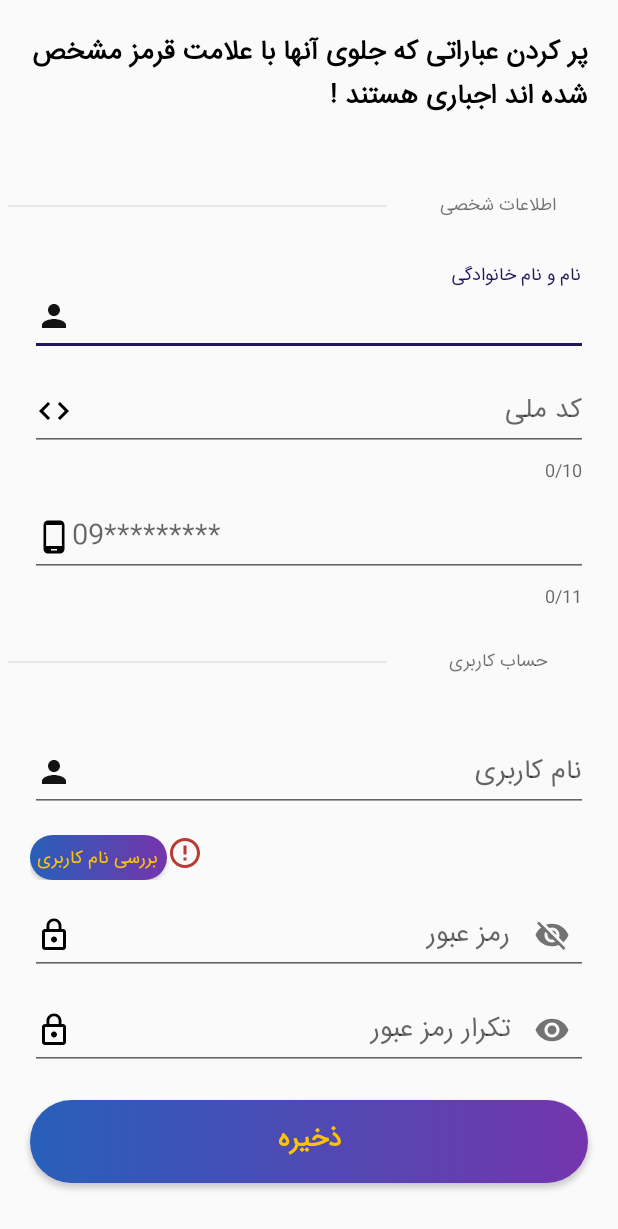
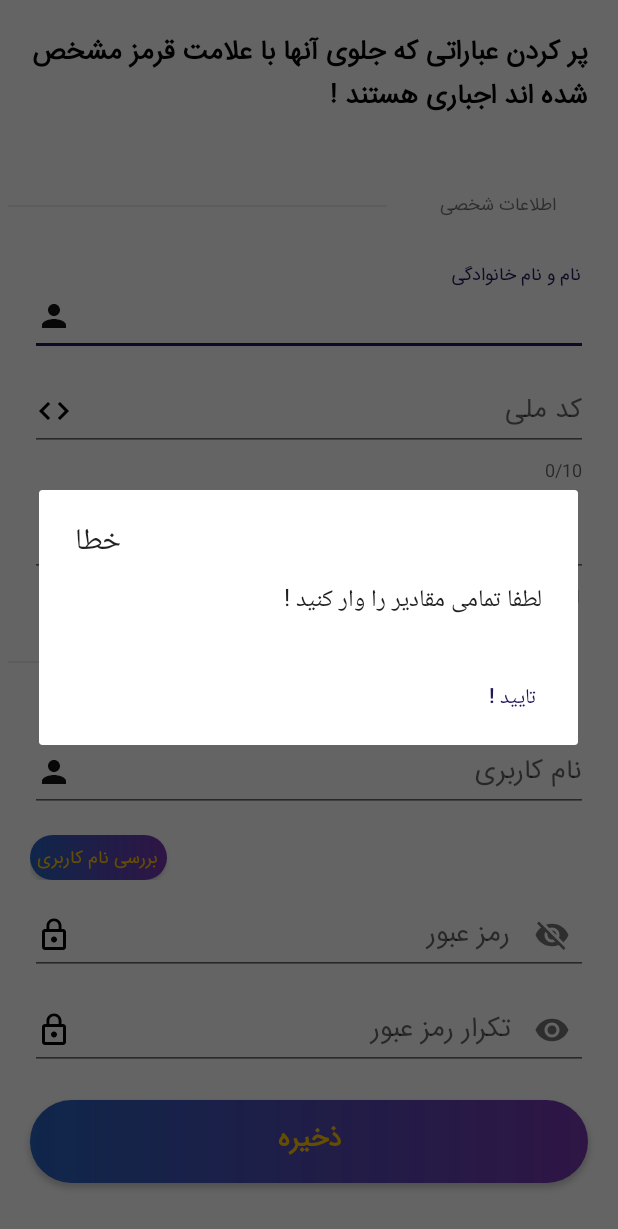
Before and after one commit to Amin397/Sport-Cup, an Android app: the NewAccount screen opened directly, with no data from a screen before it, after a tap on "ذخیره", on a phone screen of 412 x 824 dp. Shown: the top 1229 px of the screen. Run offline under Robolectric (Android 15) with nearby library versions, the phone set to English and light mode, and no system bars; 2 other taps on this screen came first.

Commit message:
buges are fixed

```diff
--- a/app/src/main/AndroidManifest.xml
+++ b/app/src/main/AndroidManifest.xml
@@ -9,7 +9,8 @@
         android:roundIcon="@mipmap/ic_launcher_round"
         android:supportsRtl="true"
         android:theme="@style/AppTheme">
-        <activity android:name=".activities.newAccount.NewAccount"/>
+        <activity android:name=".activities.newAccount.NewAccount"
+            android:windowSoftInputMode="stateHidden"/>
         <activity android:name=".activities.marked_items.MarkedItems" />
         <activity android:name=".activities.my_items.MyItems" />
         <activity android:name=".activities.profile.Profile" />
--- a/app/src/main/java/com/example/sportcup/activities/newAccount/NewAccount.java
+++ b/app/src/main/java/com/example/sportcup/activities/newAccount/NewAccount.java
@@ -217,17 +217,18 @@ public class NewAccount extends AppCompatActivity {
              = new View.OnClickListener() {
         @Override
         public void onClick(View view) {
+            if(userName.getText().toString().isEmpty() || l_user.isErrorEnabled()){
+                Toast.makeText(NewAccount.this, "مقدار ورودی صحیح نیست !", Toast.LENGTH_SHORT).show();
+            }else {
                 progress_test.setVisibility(View.VISIBLE);
 
                 new CountDownTimer(2000, 1000) {
                     @Override
                     public void onTick(long l) {
-
                     }
 
                     @Override
                     public void onFinish() {
-                    //اینو هم بذار اگه خالی بود یوزر نیم چیکار کنه
                         if (Existed()){
                             progress_test.setVisibility(View.GONE);
                             img_test.setImageResource(R.drawable.ic_verified_user_black_24dp);
@@ -237,6 +238,7 @@ public class NewAccount extends AppCompatActivity {
                         }
                     }
                 }.start();
+            }
         }
     };
 
@@ -248,9 +250,25 @@ public class NewAccount extends AppCompatActivity {
              = new View.OnClickListener() {
         @Override
         public void onClick(View view) {
-            //اینو هم چک کنه اگه همه مقادیر خالی بود چیکار کنه
+            if (fullName.getText().toString().isEmpty() || nationalCode.getText().toString().isEmpty() || phoneNumber.getText().toString().isEmpty()
+            || userName.getText().toString().isEmpty() || password.getText().toString().isEmpty() || re_password.getText().toString().isEmpty()){
+
+                alertDialog = new AlertDialog.Builder(NewAccount.this)
+                        .setTitle("خطا")
+                        .setMessage("لطفا تمامی مقادیر را وار کنید !")
+                        .setCancelable(true)
+                        .setPositiveButton("تایید !", new DialogInterface.OnClickListener() {
+                            @Override
+                            public void onClick(DialogInterface dialogInterface, int i) {
+                                dialogInterface.dismiss();
+                            }
+                        });
+                AlertDialog builder = alertDialog.create();
+                builder.show();
+            }
+
             if (l_fullName.isErrorEnabled() || l_nationalCode.isErrorEnabled() || l_phoneNumber.isErrorEnabled()
-                    || l_user.isErrorEnabled() || l_pass.isErrorEnabled() || l_repass.isErrorEnabled()){
+                    || l_user.isErrorEnabled() || l_pass.isErrorEnabled() || l_repass.isErrorEnabled() || Existed()){
 
                 alertDialog = new AlertDialog.Builder(NewAccount.this)
                         .setTitle("خطا")
--- a/app/src/main/res/layout/activity_main.xml
+++ b/app/src/main/res/layout/activity_main.xml
@@ -32,7 +32,7 @@
         android:id="@+id/bar"
         android:layout_gravity="bottom"
         style="@style/Widget.MaterialComponents.BottomAppBar"
-        android:backgroundTint="@color/colorPrimary"
+        app:backgroundTint="@color/colorPrimary"
         app:fabAlignmentMode="center"
         app:fabCradleRoundedCornerRadius="25dp"
         app:hideOnScroll="true"
```
Lines whose indentation alone changed are shown as unchanged.
